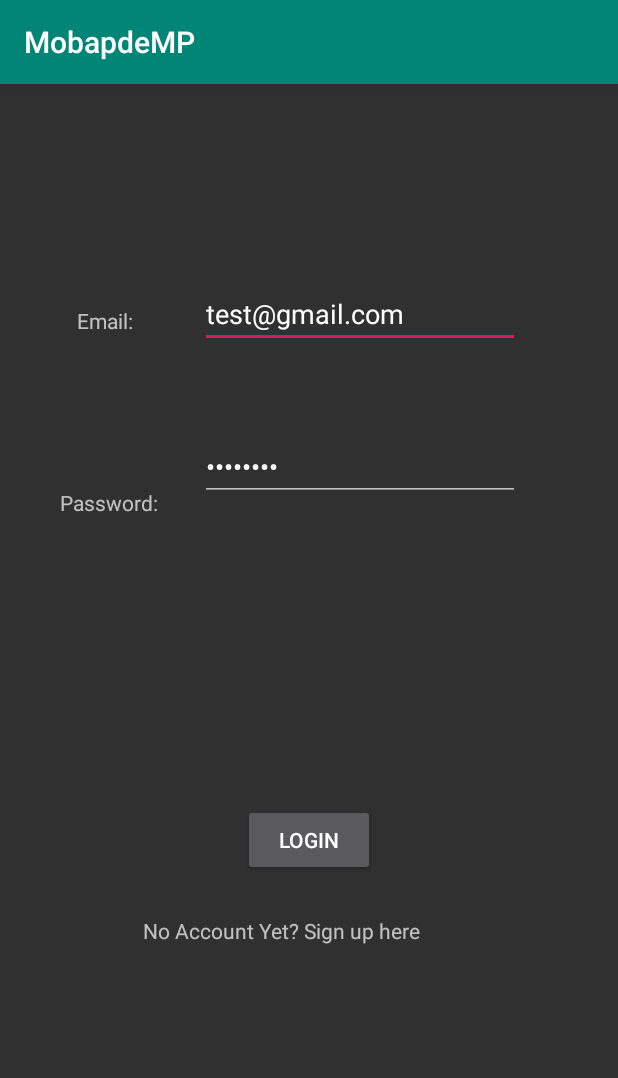
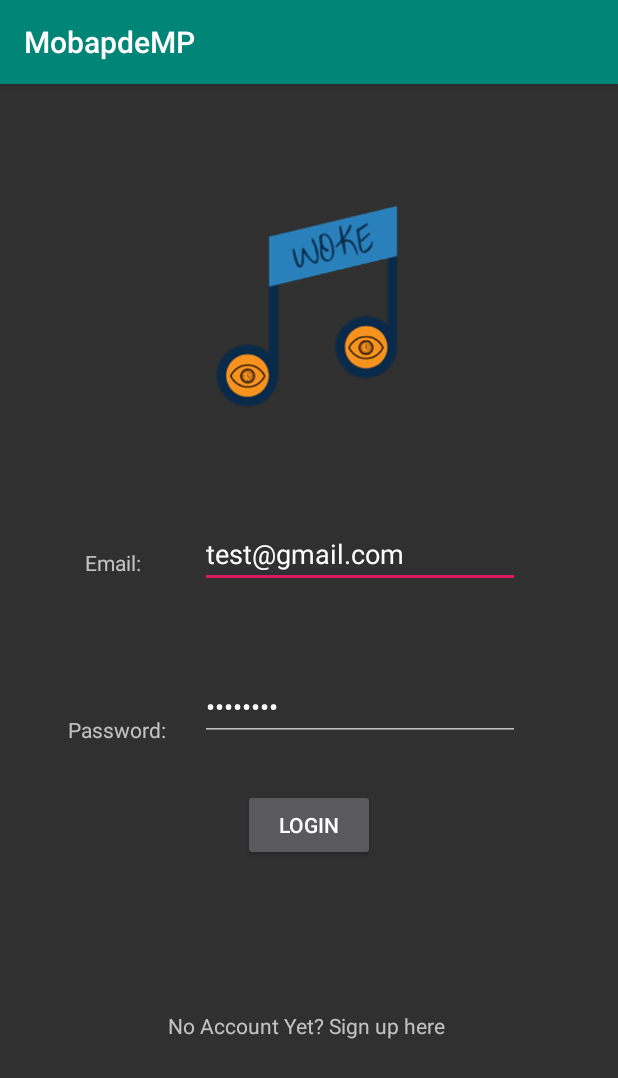
Before and after one commit to Bowdown4488/Alarm-App, an Android app: the screen it shows after launch (LoginActivity), on a phone screen of 412 x 824 dp. Shown: the top 1078 px of the screen. Run offline under Robolectric (Android 15) with nearby library versions, the phone set to English and light mode, and no system bars; our stand-ins replace Firebase (no records; nobody signed in at launch, a user with empty details on screens opened directly).

Commit message:
Added WOKE logo

```diff
--- a/app/src/main/java/com/example/paolo/mobapdemp/MusicFragment.java
+++ b/app/src/main/java/com/example/paolo/mobapdemp/MusicFragment.java
@@ -87,11 +87,8 @@ public class MusicFragment extends Fragment {
             }
         }
 
-//        if(filter.get(0).getsong() != null ){  Log.d("list",filter.get(0).getsong());
-//        }
-
         Log.d("toFilter",text);
-        adapter.filterList(filter); //Fix null pointer in this line
+        adapter.filterList(filter);
     }
 
     public List<Song> setSongList (List<Song> songList){
--- a/app/src/main/res/layout/activity_login.xml
+++ b/app/src/main/res/layout/activity_login.xml
@@ -21,7 +21,7 @@
         app:layout_constraintHorizontal_bias="0.686"
         app:layout_constraintStart_toStartOf="parent"
         app:layout_constraintTop_toTopOf="parent"
-        app:layout_constraintVertical_bias="0.174" />
+        app:layout_constraintVertical_bias="0.4" />
 
     <TextView
         android:id="@+id/textView"
@@ -34,10 +34,10 @@
         android:text="Email:"
         app:layout_constraintBottom_toBottomOf="parent"
         app:layout_constraintEnd_toStartOf="@+id/enterEmail"
-        app:layout_constraintHorizontal_bias="0.542"
+        app:layout_constraintHorizontal_bias="0.61"
         app:layout_constraintStart_toStartOf="parent"
         app:layout_constraintTop_toTopOf="parent"
-        app:layout_constraintVertical_bias="0.191" />
+        app:layout_constraintVertical_bias="0.411" />
 
     <EditText
         android:id="@+id/enterPass"
@@ -55,7 +55,7 @@
         app:layout_constraintHorizontal_bias="0.686"
         app:layout_constraintStart_toStartOf="parent"
         app:layout_constraintTop_toBottomOf="@+id/enterEmail"
-        app:layout_constraintVertical_bias="0.099" />
+        app:layout_constraintVertical_bias="0.141" />
 
     <TextView
         android:id="@+id/textView2"
@@ -68,10 +68,10 @@
         android:text="Password:"
         app:layout_constraintBottom_toBottomOf="parent"
         app:layout_constraintEnd_toStartOf="@+id/enterPass"
-        app:layout_constraintHorizontal_bias="0.615"
+        app:layout_constraintHorizontal_bias="0.718"
         app:layout_constraintStart_toStartOf="parent"
         app:layout_constraintTop_toTopOf="parent"
-        app:layout_constraintVertical_bias="0.357" />
+        app:layout_constraintVertical_bias="0.563" />
 
     <Button
         android:id="@+id/loginBtn"
@@ -86,7 +86,7 @@
         app:layout_constraintEnd_toEndOf="parent"
         app:layout_constraintStart_toStartOf="parent"
         app:layout_constraintTop_toBottomOf="@+id/enterPass"
-        app:layout_constraintVertical_bias="1.0" />
+        app:layout_constraintVertical_bias="0.0" />
 
     <TextView
         android:id="@+id/signinText"
@@ -99,9 +99,23 @@
         android:text="No Account Yet? Sign up here"
         app:layout_constraintBottom_toBottomOf="parent"
         app:layout_constraintEnd_toEndOf="parent"
-        app:layout_constraintHorizontal_bias="0.484"
+        app:layout_constraintHorizontal_bias="0.578"
         app:layout_constraintStart_toStartOf="parent"
         app:layout_constraintTop_toBottomOf="@+id/loginBtn"
-        app:layout_constraintVertical_bias="0.102" />
+        app:layout_constraintVertical_bias="0.472" />
+
+    <ImageView
+        android:id="@+id/imageView10"
+        android:layout_width="389dp"
+        android:layout_height="336dp"
+        android:layout_marginStart="8dp"
+        android:layout_marginEnd="8dp"
+        app:layout_constraintBottom_toTopOf="@+id/enterEmail"
+        app:layout_constraintEnd_toEndOf="parent"
+        app:layout_constraintHorizontal_bias="0.476"
+        app:layout_constraintStart_toStartOf="parent"
+        app:layout_constraintTop_toTopOf="parent"
+        app:layout_constraintVertical_bias="0.523"
+        app:srcCompat="@drawable/logo" />
 
 </android.support.constraint.ConstraintLayout>
```
Also changed, not shown: app/src/main/res/layout/activity_signup.xml (+24 -9 lines), app/src/main/res/drawable/logo.png (added).
